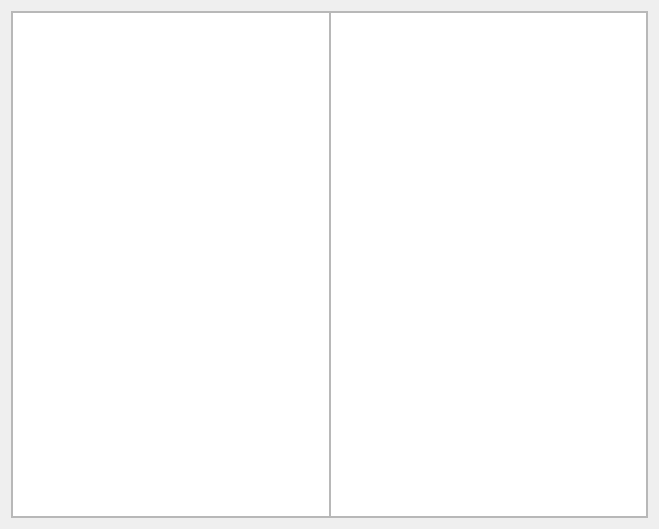
This is mainwindow.ui in IgorVelikiy/whereismytime as Qt 5 draws it before an edit. The edited form follows.
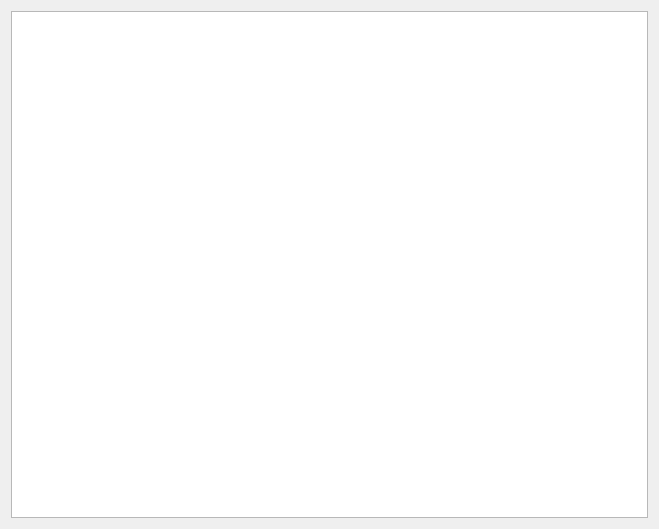
This is the edited form.

The edit to the form file:
```diff
--- a/mainwindow.ui
+++ b/mainwindow.ui
@@ -16,44 +16,7 @@
   <widget class="QWidget" name="centralWidget">
    <layout class="QHBoxLayout" name="horizontalLayout">
     <item>
-     <widget class="QScrollArea" name="scrollArea">
-      <property name="widgetResizable">
-       <bool>true</bool>
-      </property>
-      <widget class="QWidget" name="scrollAreaWidgetContents">
-       <property name="geometry">
-        <rect>
-         <x>0</x>
-         <y>0</y>
-         <width>639</width>
-         <height>509</height>
-        </rect>
-       </property>
-       <layout class="QHBoxLayout" name="horizontalLayout_2">
-        <property name="spacing">
-         <number>0</number>
-        </property>
-        <property name="leftMargin">
-         <number>0</number>
-        </property>
-        <property name="topMargin">
-         <number>0</number>
-        </property>
-        <property name="rightMargin">
-         <number>0</number>
-        </property>
-        <property name="bottomMargin">
-         <number>0</number>
-        </property>
-        <item>
-         <widget class="QTableView" name="tableView"/>
-        </item>
-        <item>
-         <widget class="QTableWidget" name="tableWidget"/>
-        </item>
-       </layout>
-      </widget>
-     </widget>
+     <widget class="QTableView" name="tableView"/>
     </item>
    </layout>
   </widget>
```
